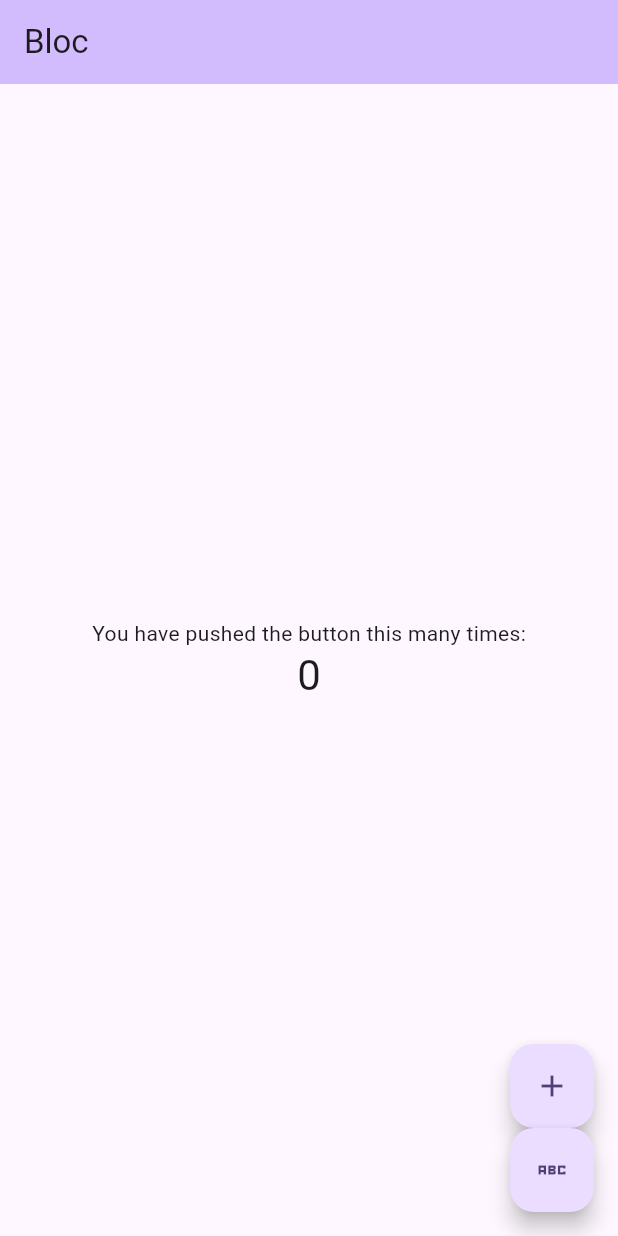
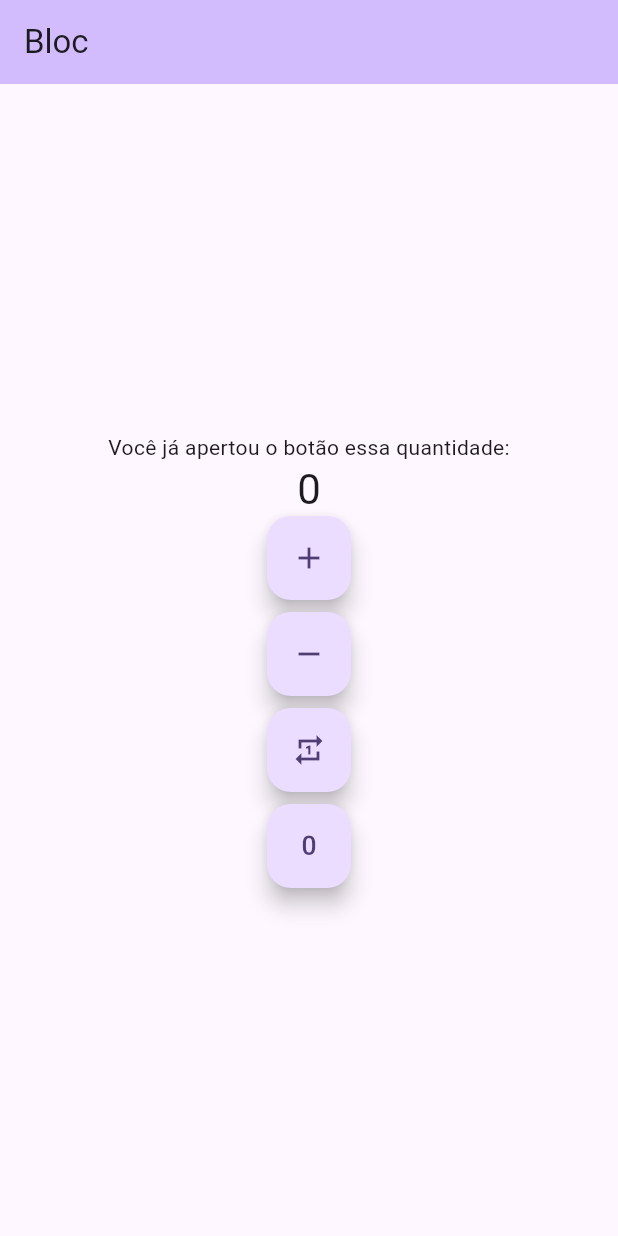
Before and after one commit to peargenfiap/flutter_bloc_counter, a Flutter app: the screen it shows after launch, on a phone screen of 412 x 824 dp. Run offline on Flutter 3.47's test engine with Material 2 defaults, Android fonts, the phone set to English and light mode, and no system bars; our stand-ins replace equatable, flutter_bloc.

Commit message:
add new features

```diff
--- a/lib/bloc/counter_bloc.dart
+++ b/lib/bloc/counter_bloc.dart
@@ -1,5 +1,7 @@
-import 'package:bloc/bloc.dart';
+import 'dart:math';
+
 import 'package:equatable/equatable.dart';
+import 'package:flutter_bloc/flutter_bloc.dart';
 
 part 'counter_event.dart';
 part 'counter_state.dart';
@@ -8,6 +10,8 @@ class CounterBloc extends Bloc<CounterEvent, CounterState> {
   CounterBloc() : super(const CounterInitial()) {
     on<IncrementEvent>(_onIncrementEvent);
     on<DecrementEvent>(_onDecrementEvent);
+    on<GenerateRandomEvent>(_onGenerateRandomValueEvent);
+    on<ResetEvent>(_onResetEvent);
   }
 
   void _onIncrementEvent(IncrementEvent event, Emitter emit) {
@@ -17,4 +21,13 @@ class CounterBloc extends Bloc<CounterEvent, CounterState> {
   void _onDecrementEvent(DecrementEvent event, Emitter emit) {
     emit(DecrementState(counter: state.counter - 1));
   }
+
+  void _onGenerateRandomValueEvent(
+      GenerateRandomEvent event, Emitter emit) async {
+    emit(GenerateRandomState(counter: Random().nextInt(1000)));
+  }
+
+  void _onResetEvent(ResetEvent event, Emitter emit) {
+    emit(const DecrementState(counter: 0));
+  }
 }
--- a/lib/bloc/counter_event.dart
+++ b/lib/bloc/counter_event.dart
@@ -14,3 +14,11 @@ class IncrementEvent extends CounterEvent {
 class DecrementEvent extends CounterEvent {
   const DecrementEvent();
 }
+
+class GenerateRandomEvent extends CounterEvent {
+  const GenerateRandomEvent();
+}
+
+class ResetEvent extends CounterEvent {
+  const ResetEvent();
+}
--- a/lib/bloc/counter_state.dart
+++ b/lib/bloc/counter_state.dart
@@ -20,3 +20,11 @@ class IncremenetState extends CounterState {
 class DecrementState extends CounterState {
   const DecrementState({required super.counter});
 }
+
+class GenerateRandomState extends CounterState {
+  const GenerateRandomState({required super.counter});
+}
+
+class ResetState extends CounterState {
+  const ResetState({required super.counter});
+}
--- a/lib/home_page.dart
+++ b/lib/home_page.dart
@@ -5,13 +5,17 @@ class MyHomePage extends StatefulWidget {
   final int counter;
   final VoidCallback onIncrementPressed;
   final VoidCallback onDecrementPressed;
+  final VoidCallback onGenerateRandomPressed;
+  final VoidCallback onResetPressed;
 
   const MyHomePage(
       {super.key,
       required this.title,
       required this.counter,
       required this.onIncrementPressed,
-      required this.onDecrementPressed});
+      required this.onDecrementPressed,
+      required this.onGenerateRandomPressed,
+      required this.onResetPressed});
   @override
   State<MyHomePage> createState() => _MyHomePageState();
 }
@@ -29,29 +33,43 @@ class _MyHomePageState extends State<MyHomePage> {
             mainAxisAlignment: MainAxisAlignment.center,
             children: <Widget>[
               const Text(
-                'You have pushed the button this many times:',
+                'Você já apertou o botão essa quantidade:',
               ),
               Text(
                 '${widget.counter}',
                 style: Theme.of(context).textTheme.headlineMedium,
               ),
-            ],
-          ),
-        ),
-        floatingActionButton: Column(
-          mainAxisSize: MainAxisSize.min,
-          children: [
               FloatingActionButton(
                 onPressed: widget.onIncrementPressed,
                 tooltip: 'Increment',
                 child: const Icon(Icons.add),
               ),
+              const SizedBox(
+                height: 8,
+              ),
               FloatingActionButton(
                 onPressed: widget.onDecrementPressed,
                 tooltip: 'Decrement',
-              child: const Icon(Icons.abc_sharp),
+                child: const Icon(Icons.remove),
+              ),
+              const SizedBox(
+                height: 8,
+              ),
+              FloatingActionButton(
+                onPressed: widget.onGenerateRandomPressed,
+                tooltip: 'RandomValue',
+                child: const Icon(Icons.repeat_one_sharp),
+              ),
+              const SizedBox(
+                height: 8,
+              ),
+              FloatingActionButton(
+                onPressed: widget.onResetPressed,
+                tooltip: 'RandomValue',
+                child: const Icon(Icons.exposure_zero_outlined),
               ),
             ],
+          ),
         ));
   }
 }
--- a/lib/main.dart
+++ b/lib/main.dart
@@ -16,7 +16,7 @@ class MyApp extends StatelessWidget {
     return BlocProvider(
       create: (context) => CounterBloc(),
       child: MaterialApp(
-        title: 'Flutter Demo',
+        title: 'Counter App',
         theme: ThemeData(
           colorScheme: ColorScheme.fromSeed(seedColor: Colors.deepPurple),
           useMaterial3: true,
```
Also changed, not shown: lib/home_screen.dart (+7 -7 lines), 1 other file. Lines whose indentation alone changed are shown as unchanged.
